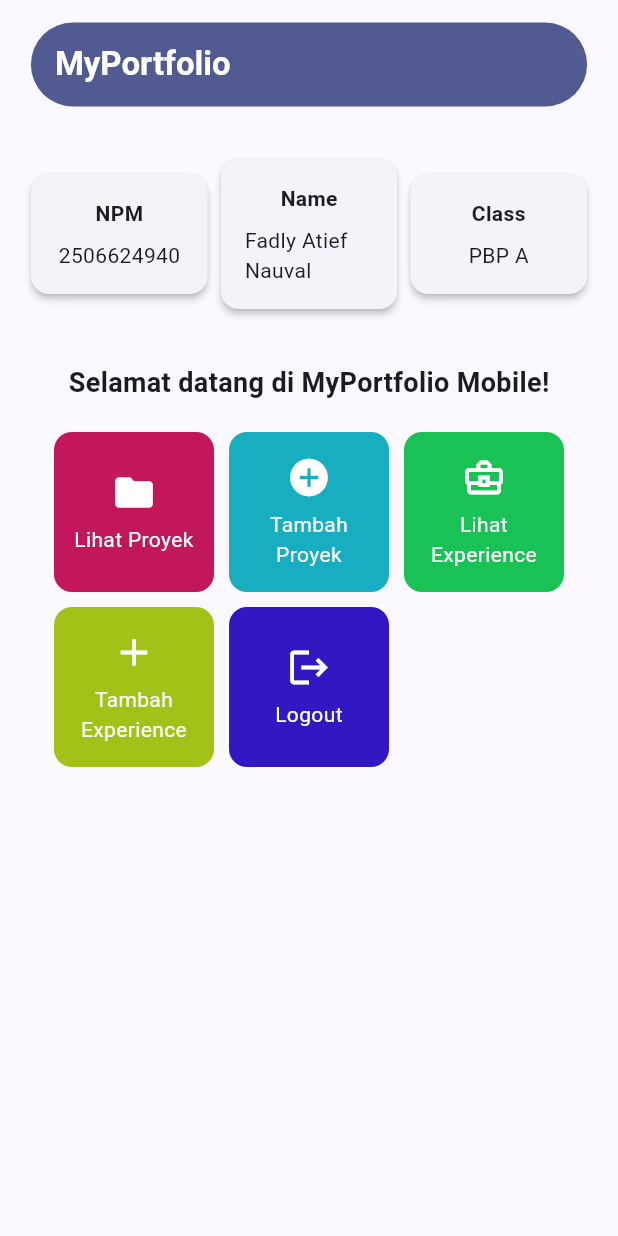
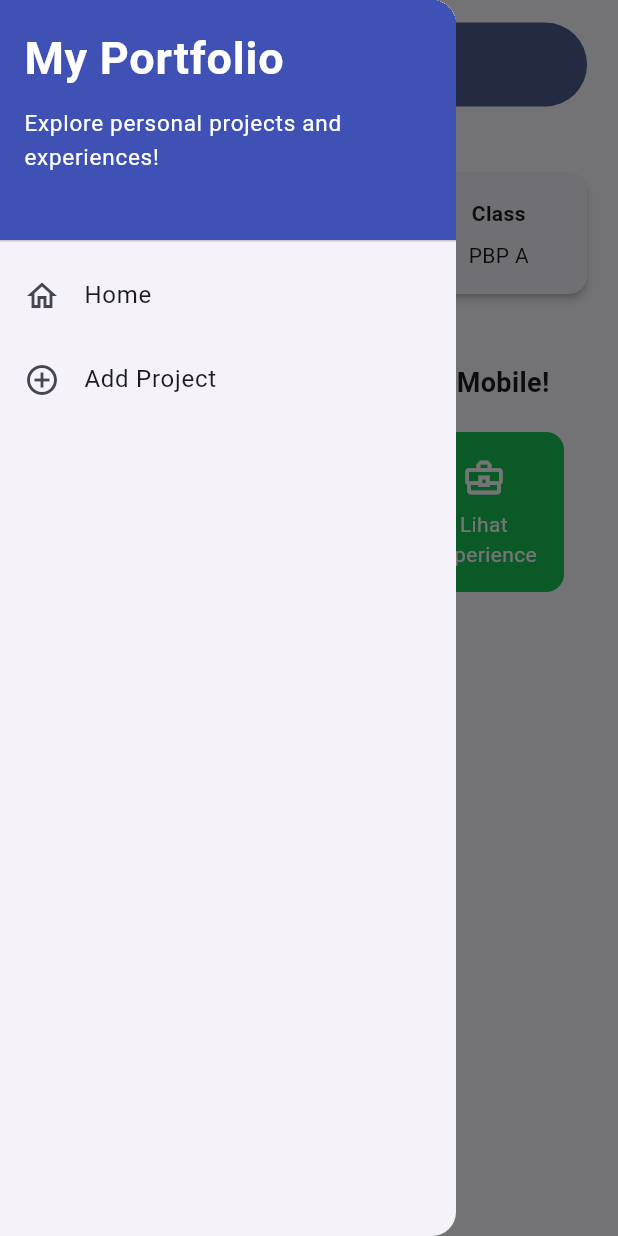
Before and after one commit to fadlyatiefn/myportofolio_mobile, a Flutter app: the screen it shows after launch, with the side drawer open (before the commit the screen has no drawer), on a phone screen of 412 x 824 dp. Run offline on Flutter 3.47's test engine with Material 3 defaults, Android fonts, the phone set to English and light mode, and no system bars.

Commit message:
feat: Tutorial 9

```diff
--- a/lib/main.dart
+++ b/lib/main.dart
@@ -1,5 +1,5 @@
 import 'package:flutter/material.dart';
-import 'package:myportofolio_mobile/menu.dart';
+import 'package:myportofolio_mobile/screens/menu.dart';
 
 void main() {
   runApp(const MyApp());
--- a/lib/menu.dart
+++ b/lib/screens/menu.dart
@@ -1,4 +1,8 @@
 import 'package:flutter/material.dart';
+import 'package:myportofolio_mobile/screens/project_form.dart';
+import 'package:myportofolio_mobile/widgets/left_drawer.dart';
+import 'package:myportofolio_mobile/widgets/project_card.dart';
+// TODO: Impor halaman ProjectFormPage jika sudah dibuat
 
 class MyHomePage extends StatelessWidget {
   MyHomePage({super.key});
@@ -36,11 +40,13 @@ class MyHomePage extends StatelessWidget {
                 'MyPortfolio',
                 style: TextStyle(color: Colors.white, fontWeight: FontWeight.bold),
               ),
+                iconTheme: const IconThemeData(color: Colors.white)
             ),
           ),
         ),
       ),
     ),
+    drawer: const LeftDrawer(),
       body: Padding(
         padding: const EdgeInsets.all(16.0),
         child: Column(
@@ -117,9 +123,6 @@ class InfoCard extends StatelessWidget {
           children: [
             Text(
               title,
-
-
-
               style: const TextStyle(fontWeight: FontWeight.bold),
             ),
             const SizedBox(height: 8.0),
@@ -138,50 +141,3 @@ class ItemHomepage {
 
   ItemHomepage(this.name, this.icon, this.color);
 }
-
-class ItemCard extends StatelessWidget {
-  final ItemHomepage item;
-
-  const ItemCard(this.item, {super.key});
-
-  @override
-  Widget build(BuildContext context) {
-    return Material(
-      // Menggunakan warna sekunder dari skema tema aplikasi.
-      color: item.color,
-      borderRadius: BorderRadius.circular(12),
-      child: InkWell(
-        // Aksi ketika kartu ditekan oleh pengguna.
-        onTap: () {
-          // Menampilkan SnackBar dengan pesan interaktif.
-          ScaffoldMessenger.of(context)
-            ..hideCurrentSnackBar()
-            ..showSnackBar(
-              SnackBar(content: Text("Kamu telah menekan tombol ${item.name}!"))
-            );
-        },
-        child: Container(
-          padding: const EdgeInsets.all(8),
-          child: Center(
-            child: Column(
-              mainAxisAlignment: MainAxisAlignment.center,
-              children: [
-                Icon(
-                  item.icon,
-                  color: Colors.white,
-                  size: 30.0,
-                ),
-                const Padding(padding: EdgeInsets.all(3)),
-                Text(
-                  item.name,
-                  textAlign: TextAlign.center,
-                  style: const TextStyle(color: Colors.white),
-                ),
-              ],
-            ),
-          ),
-        ),
-      ),
-    );
-  }
-}
--- /dev/null
+++ b/lib/widgets/left_drawer.dart
@@ -0,0 +1,64 @@
+import 'package:flutter/material.dart';
+import 'package:myportofolio_mobile/screens/menu.dart';
+import 'package:myportofolio_mobile/screens/project_form.dart';
+
+class LeftDrawer extends StatelessWidget {
+  const LeftDrawer({super.key});
+
+  @override
+  Widget build(BuildContext context) {
+    return Drawer(
+      child: ListView(
+        children: [
+          const DrawerHeader(
+            decoration: BoxDecoration(
+              color: Colors.indigo,
+            ),
+            child: Column(
+              crossAxisAlignment: CrossAxisAlignment.start,
+              children: [
+                Text(
+                  'My Portfolio',
+                  style: TextStyle(
+                    fontSize: 30,
+                    fontWeight: FontWeight.bold,
+                    color: Colors.white,
+                  ),
+                ),
+                SizedBox(height: 10),
+                Text(
+                  'Explore personal projects and experiences!',
+                  style: TextStyle(
+                    fontSize: 15,
+                    color: Colors.white,
+                  ),
+                ),
+              ],
+            ),
+          ),
+          ListTile(
+            leading: const Icon(Icons.home_outlined),
+            title: const Text('Home'),
+            onTap: () {
+              Navigator.pushReplacement(
+                context,
+                MaterialPageRoute(
+                  builder: (context) => MyHomePage(),
+                ),
+              );
+            },
+          ),
+          ListTile(
+            leading: const Icon(Icons.add_circle_outline),
+            title: const Text('Add Project'),
+            onTap: () {
+              // TODO: routing ke ProjectFormPage
+              Navigator.push(context,
+                MaterialPageRoute(builder: (context) => const ProjectFormPage()));
+            },
+          ),
+        ],
+      ),
+    );
+  }
+}
--- /dev/null
+++ b/lib/widgets/project_card.dart
@@ -0,0 +1,55 @@
+import 'package:myportofolio_mobile/screens/project_form.dart';
+import 'package:myportofolio_mobile/screens/menu.dart';
+import 'package:flutter/material.dart';
+
+class ItemCard extends StatelessWidget {
+  final ItemHomepage item;
+
+  const ItemCard(this.item, {super.key});
+
+  @override
+  Widget build(BuildContext context) {
+    return Material(
+      // Menggunakan warna sekunder dari skema tema aplikasi.
+      color: item.color,
+      borderRadius: BorderRadius.circular(12),
+      child: InkWell(
+        // Aksi ketika kartu ditekan oleh pengguna.
+        onTap: () {
+          // Menampilkan SnackBar dengan pesan interaktif.
+          ScaffoldMessenger.of(context)
+            ..hideCurrentSnackBar()
+            ..showSnackBar(
+              SnackBar(content: Text("Kamu telah menekan tombol ${item.name}!"))
+            );
+
+            // Navigate ke halaman yang sesuai
+            if (item.name == "Tambah Proyek") {
+              Navigator.push(context, MaterialPageRoute(builder: (context) => const ProjectFormPage()));
+            }
+        },
+        child: Container(
+          padding: const EdgeInsets.all(8),
+          child: Center(
+            child: Column(
+              mainAxisAlignment: MainAxisAlignment.center,
+              children: [
+                Icon(
+                  item.icon,
+                  color: Colors.white,
+                  size: 30.0,
+                ),
+                const Padding(padding: EdgeInsets.all(3)),
+                Text(
+                  item.name,
+                  textAlign: TextAlign.center,
+                  style: const TextStyle(color: Colors.white),
+                ),
+              ],
+            ),
+          ),
+        ),
+      ),
+    );
+  }
+}
--- a/pubspec.yaml
+++ b/pubspec.yaml
@@ -34,6 +34,7 @@ dependencies:
   # The following adds the Cupertino Icons font to your application.
   # Use with the CupertinoIcons class for iOS style icons.
   cupertino_icons: ^1.0.8
+  material_ui: ^1.11.1
 
 dev_dependencies:
   flutter_test:
```
Also changed, not shown: lib/screens/project_form.dart (added, +216 -0 lines), pubspec.lock.
